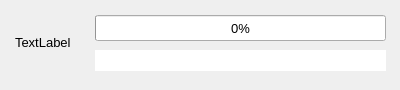
Qt form src_add/widgets/downloadPopup.ui (mworion/MountWizzard4) before a commit.
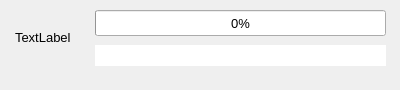
The same form after that commit.

```diff
--- a/src_add/widgets/downloadPopup.ui
+++ b/src_add/widgets/downloadPopup.ui
@@ -53,7 +53,7 @@
    <property name="geometry">
     <rect>
      <x>95</x>
-     <y>15</y>
+     <y>10</y>
      <width>291</width>
      <height>26</height>
     </rect>
@@ -84,7 +84,7 @@
    <property name="geometry">
     <rect>
      <x>15</x>
-     <y>10</y>
+     <y>5</y>
      <width>64</width>
      <height>64</height>
     </rect>
@@ -97,7 +97,7 @@
    <property name="geometry">
     <rect>
      <x>95</x>
-     <y>50</y>
+     <y>45</y>
      <width>291</width>
      <height>21</height>
     </rect>
```
